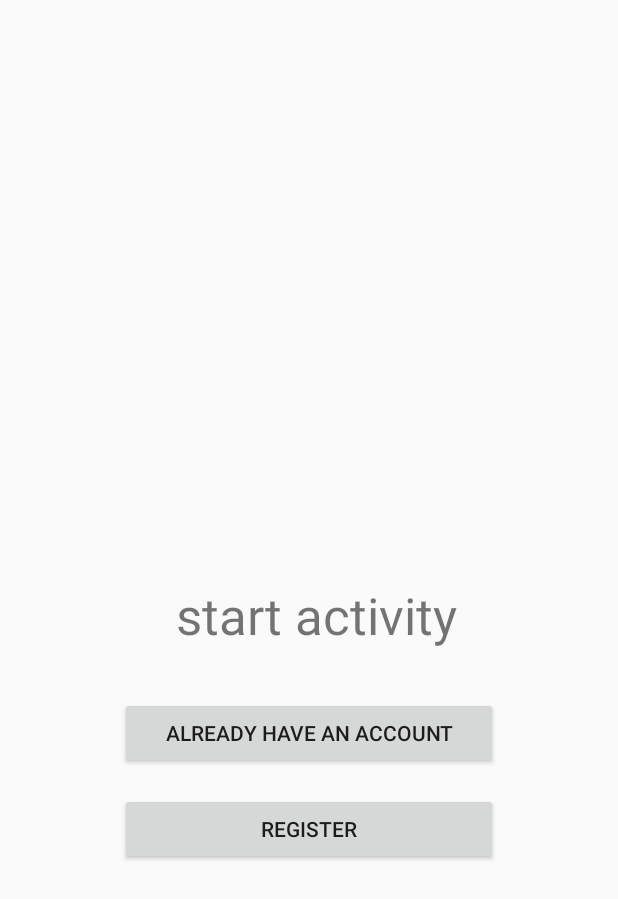
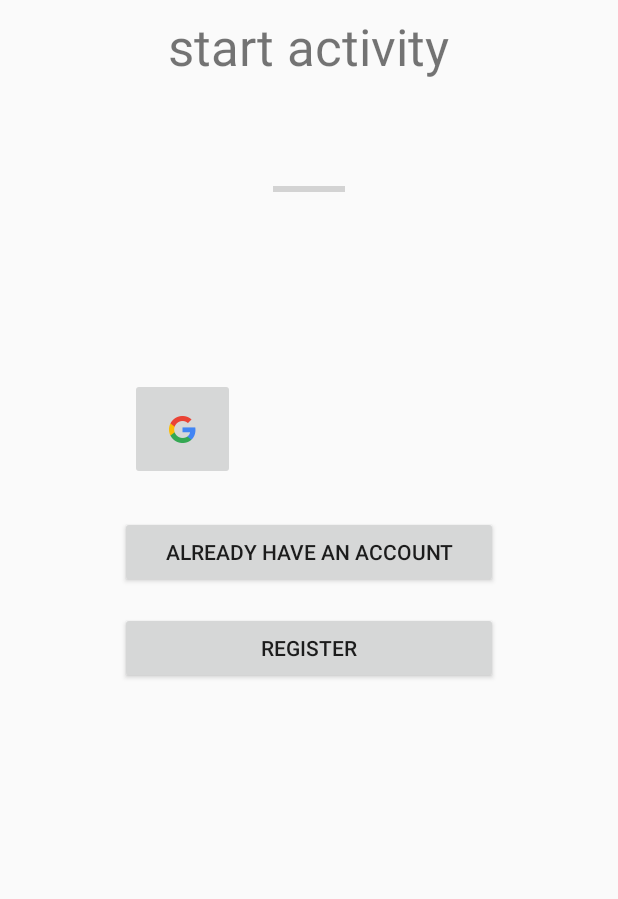
Before and after one commit to sofferor/leftOver, an Android app: the screen it shows after launch (StartActivity), on a phone screen of 412 x 824 dp. Shown: the top 899 px of the screen. Run offline under Robolectric (Android 15) with nearby library versions, the phone set to English and light mode, and no system bars; our stand-ins replace Firebase (no records; nobody signed in at launch, a user with empty details on screens opened directly).

Commit message:
sign in with google.

```diff
--- a/app/build.gradle
+++ b/app/build.gradle
@@ -23,6 +23,7 @@ dependencies {
     implementation 'com.android.support:appcompat-v7:26.1.0'
     implementation 'com.android.support.constraint:constraint-layout:1.1.0'
     implementation 'com.google.firebase:firebase-auth:15.1.0'
+    implementation 'com.google.android.gms:play-services-auth:15.0.1'
     testImplementation 'junit:junit:4.12'
     androidTestImplementation 'com.android.support.test:runner:1.0.2'
     androidTestImplementation 'com.android.support.test.espresso:espresso-core:3.0.2'
--- a/app/src/main/AndroidManifest.xml
+++ b/app/src/main/AndroidManifest.xml
@@ -2,6 +2,7 @@
 <manifest xmlns:android="http://schemas.android.com/apk/res/android"
     package="com.biu.leftover">
 
+    <uses-permission android:name="android.permission.INTERNET" />
     <application
         android:allowBackup="true"
         android:icon="@mipmap/ic_launcher"
--- a/app/src/main/java/com/biu/leftover/RegisterActivity.java
+++ b/app/src/main/java/com/biu/leftover/RegisterActivity.java
@@ -45,7 +45,7 @@ public class RegisterActivity extends AppCompatActivity {
 
         //Toolbar set
         try {
-            //setSupportActionBar(mToolBar);
+            setSupportActionBar(mToolBar);
             getSupportActionBar().setTitle("Create Account");
             getSupportActionBar().setDisplayHomeAsUpEnabled(true);
         } catch (Exception e) {
--- a/app/src/main/java/com/biu/leftover/StartActivity.java
+++ b/app/src/main/java/com/biu/leftover/StartActivity.java
@@ -1,28 +1,79 @@
 package com.biu.leftover;
 
+import android.app.Dialog;
+import android.app.ProgressDialog;
 import android.content.Intent;
+import android.os.Bundle;
+import android.support.annotation.NonNull;
 import android.support.v7.app.AppCompatActivity;
-import android.os.Bundle;
+import android.util.Log;
 import android.view.View;
 import android.widget.Button;
+import android.widget.ImageButton;
+
+import com.google.android.gms.auth.api.signin.GoogleSignIn;
+import com.google.android.gms.auth.api.signin.GoogleSignInAccount;
+import com.google.android.gms.auth.api.signin.GoogleSignInClient;
+import com.google.android.gms.auth.api.signin.GoogleSignInOptions;
+import com.google.android.gms.common.api.ApiException;
+import com.google.android.gms.tasks.OnCompleteListener;
+import com.google.android.gms.tasks.Task;
+import com.google.firebase.auth.AuthCredential;
+import com.google.firebase.auth.AuthResult;
+import com.google.firebase.auth.FirebaseAuth;
+import com.google.firebase.auth.GoogleAuthProvider;
+
 
 public class StartActivity extends AppCompatActivity {
 
+    private static final int GOOGLE_SIGN_IN = 100;
+    private static final String TAG = "GoogleActivity";
+
     private Button regBtn;
     private Button loginBtn;
+    private ImageButton googleSignInButton;
+
+    private GoogleSignInClient mGoogleSignInClient;
+
+    private ProgressDialog progressDialog;
+    private Dialog dialog;
+
+
+
     @Override
     protected void onCreate(Bundle savedInstanceState) {
         super.onCreate(savedInstanceState);
         setContentView(R.layout.activity_start);
 
+        progressDialog = new ProgressDialog(this, ProgressDialog.THEME_HOLO_DARK);
+
+        GoogleSignInOptions gso = new GoogleSignInOptions.Builder(GoogleSignInOptions.DEFAULT_SIGN_IN)
+                .requestIdToken(getString(R.string.default_web_client_id))
+                .requestEmail()
+                .build();
+        mGoogleSignInClient = GoogleSignIn.getClient(this, gso);
+
         regBtn = (Button) findViewById(R.id.start_btn_reg);
         loginBtn = findViewById(R.id.start_btn_login);
+        googleSignInButton = findViewById(R.id.google_sign_button);
 
         regBtn.setOnClickListener(new View.OnClickListener() {
             @Override
             public void onClick(View view) {
                 Intent reg_intent = new Intent(StartActivity.this, RegisterActivity.class);
                 startActivity(reg_intent);
+            }
+        });
+
+        googleSignInButton.setOnClickListener(new View.OnClickListener() {
+            @Override
+            public void onClick(View view) {
+                progressDialog.setProgressStyle(ProgressDialog.STYLE_SPINNER);
+                //progressDialog.setView(view);
+                progressDialog.setTitle("log in");
+                progressDialog.setMessage("log in");
+                progressDialog.show();
+                signInWithGoogle();
             }
         });
 
@@ -34,4 +85,55 @@ public class StartActivity extends AppCompatActivity {
             }
         });
     }
+
+    private void signInWithGoogle() {
+        Intent signInIntent = mGoogleSignInClient.getSignInIntent();
+        startActivityForResult(signInIntent, GOOGLE_SIGN_IN);
+    }
+
+    @Override
+    public void onActivityResult(int requestCode, int resultCode, Intent data) {
+        super.onActivityResult(requestCode, resultCode, data);
+
+        // Result returned from launching the Intent from GoogleSignInApi.getSignInIntent(...);
+        if (requestCode == GOOGLE_SIGN_IN) {
+            Task<GoogleSignInAccount> task = GoogleSignIn.getSignedInAccountFromIntent(data);
+            try {
+                // Google Sign In was successful, authenticate with Firebase
+                GoogleSignInAccount account = task.getResult(ApiException.class);
+                firebaseAuthWithGoogle(account);
+            } catch (ApiException e) {
+                // Google Sign In failed, update UI appropriately
+                Log.w(TAG, "Google sign in failed", e);
+                // ...
+            }
+        }
+    }
+
+    private void firebaseAuthWithGoogle(GoogleSignInAccount acct) {
+        Log.d(TAG, "firebaseAuthWithGoogle:" + acct.getId());
+
+        AuthCredential credential = GoogleAuthProvider.getCredential(acct.getIdToken(), null);
+        FirebaseAuth.getInstance().signInWithCredential(credential)
+                .addOnCompleteListener(this, new OnCompleteListener<AuthResult>() {
+                    @Override
+                    public void onComplete(@NonNull Task<AuthResult> task) {
+                        if (task.isSuccessful()) {
+                            // Sign in success, update UI with the signed-in user's information
+                            Log.d(TAG, "signInWithCredential:success");
+                            Intent mainIntent = new Intent(StartActivity.this, MainActivity.class);
+                            mainIntent.addFlags(Intent.FLAG_ACTIVITY_NEW_TASK | Intent.FLAG_ACTIVITY_CLEAR_TASK);
+                            progressDialog.setMessage("successful");
+                            startActivity(mainIntent);
+                            finish();
+                            progressDialog.dismiss();
+                        } else {
+                            // If sign in fails, display a message to the user.
+                            Log.w(TAG, "signInWithCredential:failure", task.getException());
+                        }
+
+                        // ...
+                    }
+                });
+    }
 }
--- a/app/src/main/res/layout/activity_start.xml
+++ b/app/src/main/res/layout/activity_start.xml
@@ -10,15 +10,12 @@
         android:id="@+id/textView"
         android:layout_width="wrap_content"
         android:layout_height="49dp"
-        android:layout_marginBottom="8dp"
         android:layout_marginEnd="96dp"
         android:layout_marginStart="96dp"
         android:layout_marginTop="8dp"
         android:text="@string/start_activity"
         android:textSize="34sp"
-        app:layout_constraintBottom_toBottomOf="parent"
         app:layout_constraintEnd_toEndOf="parent"
-        app:layout_constraintHorizontal_bias="0.666"
         app:layout_constraintStart_toStartOf="parent"
         app:layout_constraintTop_toTopOf="parent" />
 
@@ -44,13 +41,47 @@
         android:id="@+id/start_btn_login"
         android:layout_width="0dp"
         android:layout_height="48dp"
+        android:layout_marginBottom="8dp"
         android:layout_marginEnd="80dp"
         android:layout_marginStart="80dp"
-        android:layout_marginTop="28dp"
+        android:layout_marginTop="292dp"
         android:text="@string/already_have_an_account"
         android:textSize="14sp"
+        app:layout_constraintBottom_toBottomOf="parent"
         app:layout_constraintEnd_toEndOf="parent"
         app:layout_constraintHorizontal_bias="0.0"
         app:layout_constraintStart_toStartOf="parent"
-        app:layout_constraintTop_toBottomOf="@+id/textView" />
+        app:layout_constraintTop_toTopOf="parent"
+        app:layout_constraintVertical_bias="0.109" />
+
+    <ImageButton
+        android:id="@+id/google_sign_button"
+        android:layout_width="70dp"
+        android:layout_height="68dp"
+        android:layout_marginBottom="24dp"
+        android:layout_marginEnd="8dp"
+        android:layout_marginStart="8dp"
+        android:layout_marginTop="8dp"
+        app:layout_constraintBottom_toTopOf="@+id/start_btn_login"
+        app:layout_constraintEnd_toEndOf="parent"
+        app:layout_constraintHorizontal_bias="0.241"
+        app:layout_constraintStart_toStartOf="parent"
+        app:layout_constraintTop_toTopOf="parent"
+        app:layout_constraintVertical_bias="1.0"
+        app:srcCompat="@drawable/googleg_standard_color_18" />
+
+    <ProgressBar
+        android:id="@+id/sign_in_progress_bar"
+        style="?android:attr/progressBarStyleHorizontal"
+        android:layout_width="wrap_content"
+        android:layout_height="0dp"
+        android:layout_marginBottom="8dp"
+        android:layout_marginEnd="8dp"
+        android:layout_marginStart="8dp"
+        android:layout_marginTop="8dp"
+        app:layout_constraintBottom_toTopOf="@+id/google_sign_button"
+        app:layout_constraintEnd_toEndOf="parent"
+        app:layout_constraintStart_toStartOf="parent"
+        app:layout_constraintTop_toTopOf="parent" />
+
 </android.support.constraint.ConstraintLayout>
```
